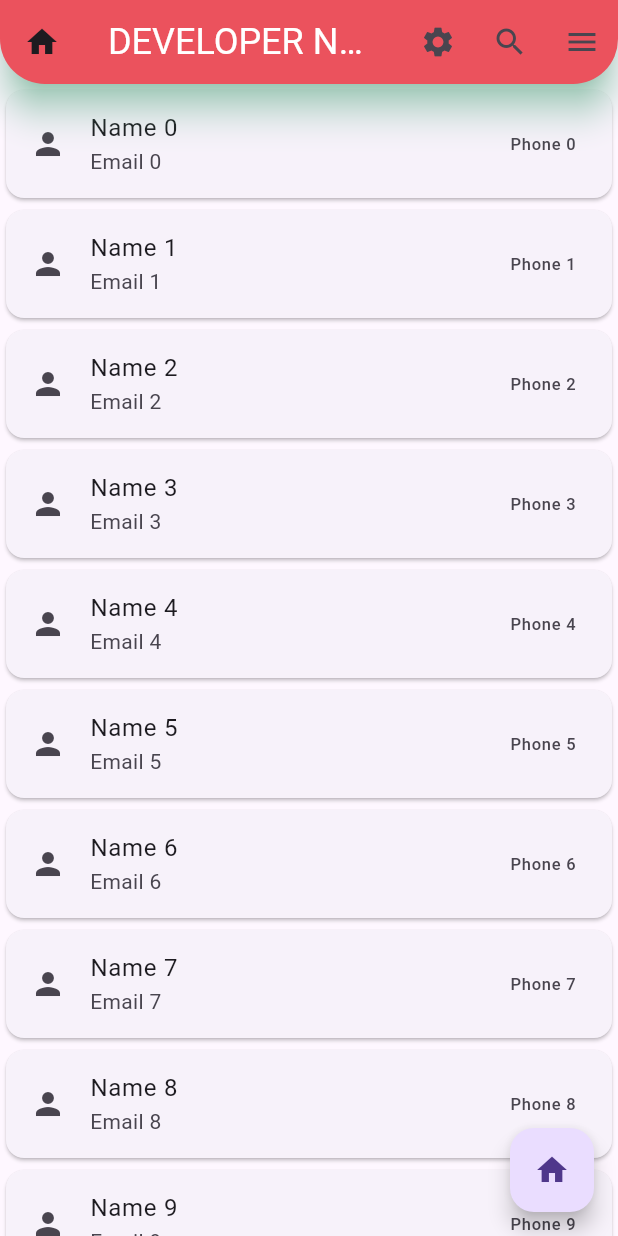
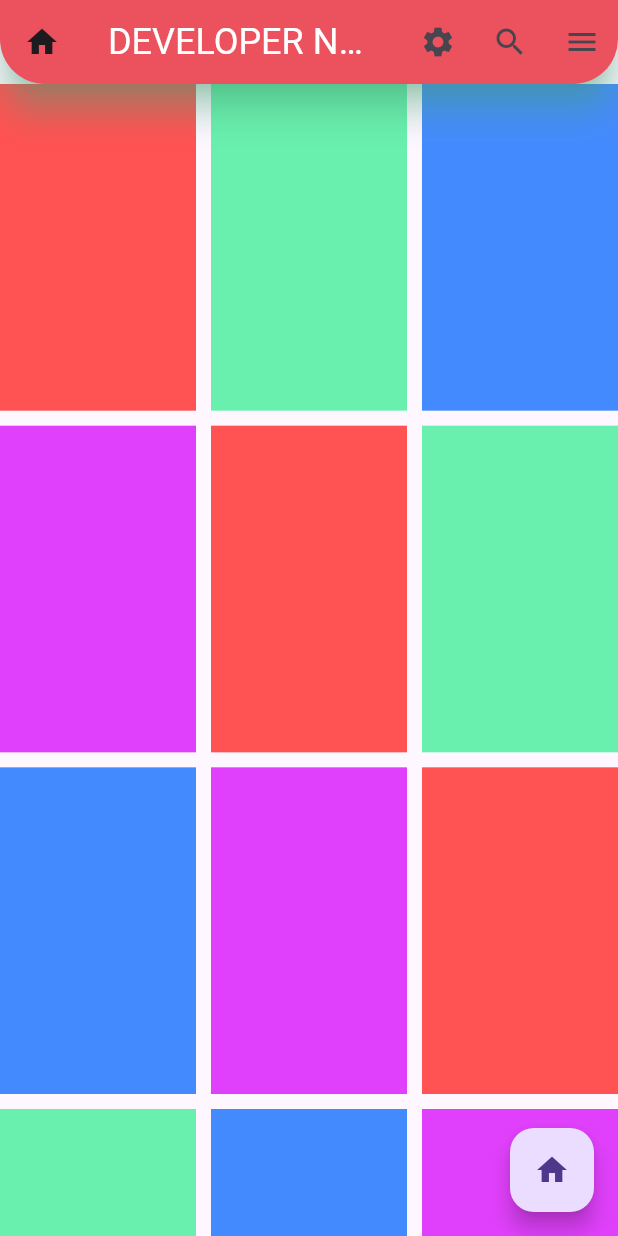
Before and after one commit to nayzawaungnza/flutter_application_1, a Flutter app: the screen it shows after launch, on a phone screen of 412 x 824 dp. Run offline on Flutter 3.47's test engine with Material 3 defaults, Android fonts, the phone set to English and light mode, and no system bars; Roboto replaces fonts that are missing (SansQH).

Commit message:
grid view

```diff
--- a/lib/main.dart
+++ b/lib/main.dart
@@ -55,18 +55,51 @@ class MyApp extends StatelessWidget {
               borderRadius: BorderRadius.only(
                   bottomLeft: Radius.circular(30),
                   bottomRight: Radius.circular(30)))),
-      body: ListView.builder(
-          itemCount: _list.length,
-          itemBuilder: (BuildContext context, index) {
-            return Card(
-              child: ListTile(
-                title: Text(_list[index].name!),
-                subtitle: Text(_list[index].email!),
-                trailing: Text(_list[index].phone!),
-                leading: Icon(Icons.person),
-              ),
-            );
-          }),
+      body: GridView(
+        gridDelegate: SliverGridDelegateWithFixedCrossAxisCount(
+            crossAxisCount: 3,
+            mainAxisSpacing: 10,
+            crossAxisSpacing: 10,
+            childAspectRatio: 3 / 5),
+        children: [
+          Container(
+            color: Colors.redAccent,
+          ),
+          Container(
+            color: Colors.greenAccent,
+          ),
+          Container(
+            color: Colors.blueAccent,
+          ),
+          Container(
+            color: Colors.purpleAccent,
+          ),
+          Container(
+            color: Colors.redAccent,
+          ),
+          Container(
+            color: Colors.greenAccent,
+          ),
+          Container(
+            color: Colors.blueAccent,
+          ),
+          Container(
+            color: Colors.purpleAccent,
+          ),
+          Container(
+            color: Colors.redAccent,
+          ),
+          Container(
+            color: Colors.greenAccent,
+          ),
+          Container(
+            color: Colors.blueAccent,
+          ),
+          Container(
+            color: Colors.purpleAccent,
+          )
+        ],
+      ),
       floatingActionButton: FloatingActionButton(
           child: Icon(Icons.home),
           onPressed: () {
```
